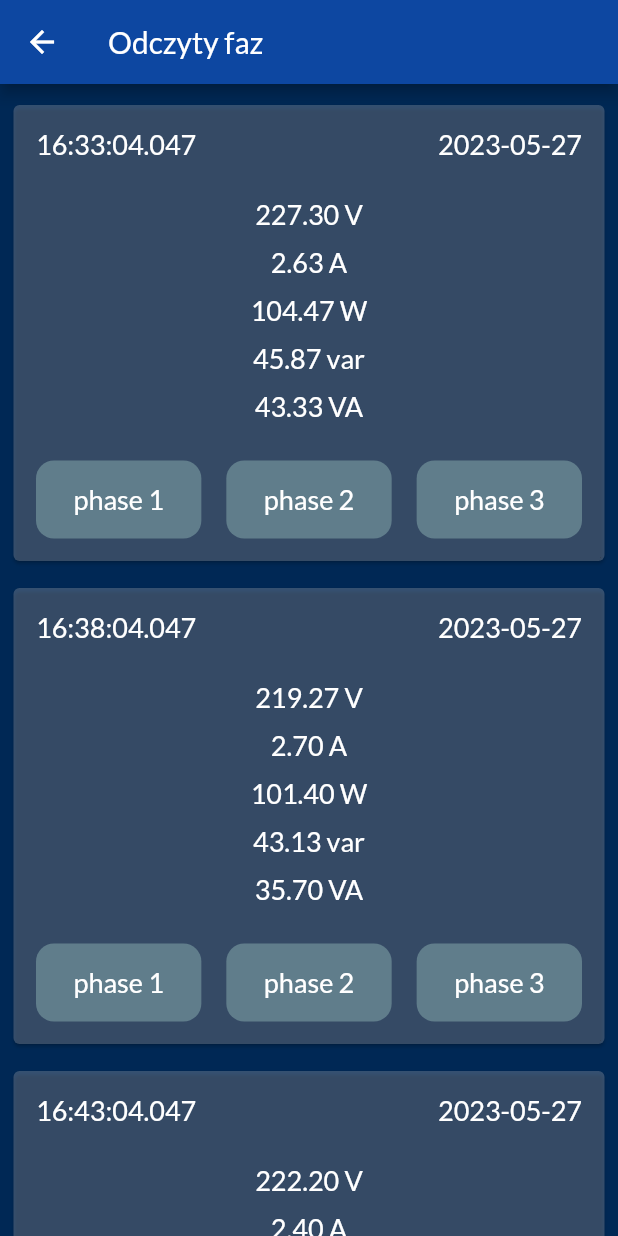
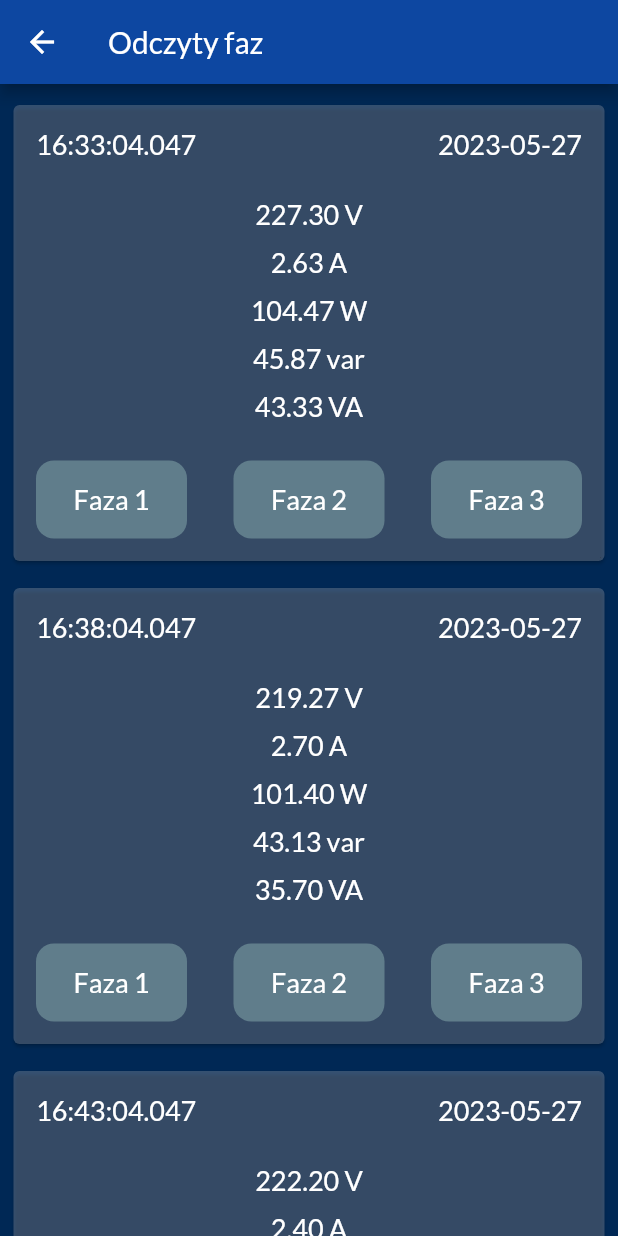
Before and after one commit to DawidZyluk/power-plant-monitoring-app, a Flutter app: the screen it shows after launch, after a tap on "Odczyty faz", on a phone screen of 412 x 824 dp. Run offline on Flutter 3.47's test engine with Material 2 defaults, Android fonts, the light colour scheme and no system bars; our stand-ins replace google_fonts.

Commit message:
Add initial design for power plant status to main screen

```diff
--- a/lib/screens/categories.dart
+++ b/lib/screens/categories.dart
@@ -24,11 +24,33 @@ class CategoriesScreen extends StatelessWidget {
   Widget build(BuildContext context) {
     return Scaffold(
       appBar: AppBar(
-        title: const Text("Kategorie odczytów"),
+        title: const Text("Panel główny"),
       ),
       body: ListView(
         children: [
-          const SizedBox(height: 30,),
+          Container(
+            margin: EdgeInsets.only(bottom: 20),
+            color: Color.fromARGB(100, 10, 10, 10),
+            child: Container(
+              margin: const EdgeInsets.all(20),
+              padding: const EdgeInsets.all(20),
+              decoration: BoxDecoration(
+                color: const Color.fromARGB(100, 241, 241, 241),
+                borderRadius: BorderRadius.circular(10)
+              ),
+              child: Column(
+                children: const [
+                  Text("Status elektrowni", style: TextStyle(fontSize: 18, fontWeight: FontWeight.bold),),
+                  SizedBox(height: 15,),
+                  Text("Napięcie: tak", style: TextStyle(fontSize: 16),),
+                  SizedBox(height: 10,),
+                  Text("Odchylacz: tak", style: TextStyle(fontSize: 16),),
+                  SizedBox(height: 10,),
+                  Text("Moc czynnna: 10kW", style: TextStyle(fontSize: 16),),
+                ],
+              )
+            ),
+          ),
           for (final category in availableCategories)
             CategoryGridItem(
               category: category,
--- a/lib/widgets/combined_phases.dart
+++ b/lib/widgets/combined_phases.dart
@@ -94,7 +94,7 @@ class CombinedPhasesWidget extends StatelessWidget {
                       color: Colors.blueGrey[500],
                       borderRadius: BorderRadius.circular(12)),
                   child: const Text(
-                    'phase 1',
+                    'Faza 1',
                     style: TextStyle(fontSize: 18),
                   ),
                 ),
@@ -109,7 +109,7 @@ class CombinedPhasesWidget extends StatelessWidget {
                       color: Colors.blueGrey[500],
                       borderRadius: BorderRadius.circular(12)),
                   child: const Text(
-                    'phase 2',
+                    'Faza 2',
                     style: TextStyle(fontSize: 18),
                   ),
                 ),
@@ -124,7 +124,7 @@ class CombinedPhasesWidget extends StatelessWidget {
                       color: Colors.blueGrey[500],
                       borderRadius: BorderRadius.circular(12)),
                   child: const Text(
-                    'phase 3',
+                    'Faza 3',
                     style: TextStyle(fontSize: 18),
                   ),
                 ),
```
